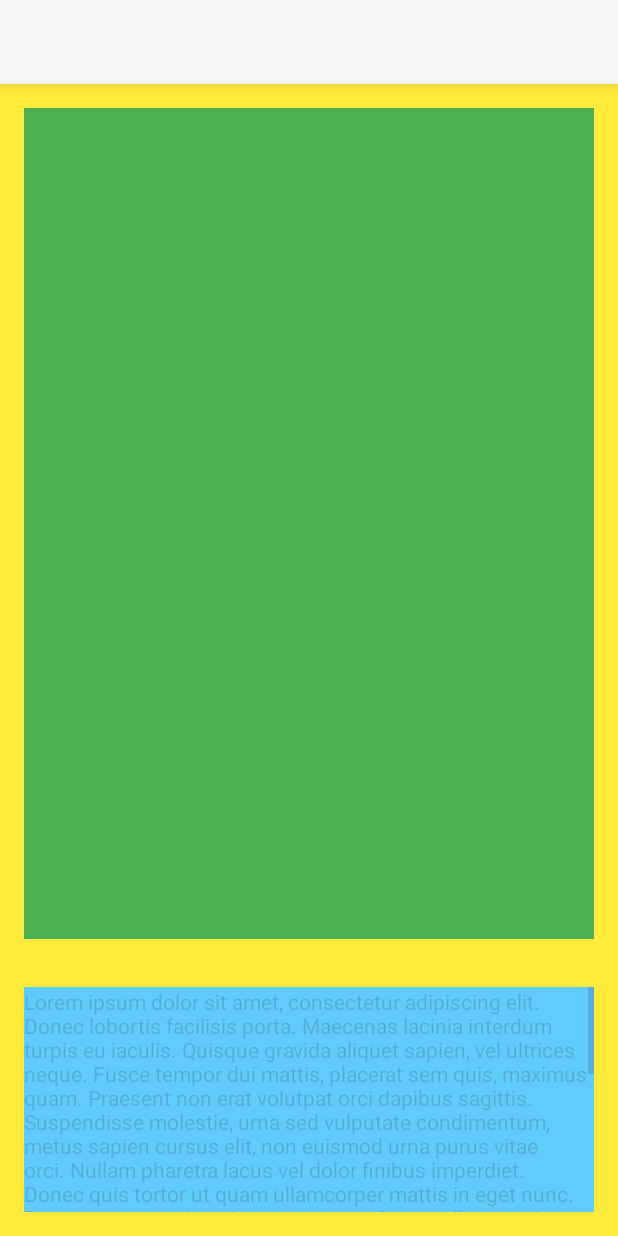
After one commit to s19282/PRM, an Android app: the ShowPictureActivity screen opened directly, with no data from a screen before it, on a phone screen of 412 x 824 dp. The commit adds this screen. Run offline under Robolectric (Android 15) with nearby library versions, the phone set to English and light mode, and no system bars.

Commit message:
showed single image

```diff
--- a/TravelerApp/app/src/main/AndroidManifest.xml
+++ b/TravelerApp/app/src/main/AndroidManifest.xml
@@ -13,7 +13,7 @@
         android:roundIcon="@mipmap/ic_launcher_round"
         android:supportsRtl="true"
         android:theme="@style/Theme.TravelerApp">
-        <activity android:name=".ShowPicture"></activity>
+        <activity android:name=".ShowPictureActivity"></activity>
         <activity android:name=".adapter.PictureItem" />
         <activity android:name=".DescriptionActivity" />
         <activity android:name=".CameraActivity" />
--- /dev/null
+++ b/TravelerApp/app/src/main/java/pl/edu/pja/travelerapp/ShowPictureActivity.kt
@@ -0,0 +1,32 @@
+package pl.edu.pja.travelerapp
+
+import android.graphics.ImageDecoder
+import androidx.appcompat.app.AppCompatActivity
+import android.os.Bundle
+import androidx.core.net.toUri
+import pl.edu.pja.travelerapp.databinding.ActivityShowPictureBinding
+import kotlin.concurrent.thread
+
+class ShowPictureActivity : AppCompatActivity() {
+    private val binding by lazy {ActivityShowPictureBinding.inflate(layoutInflater) }
+
+    override fun onCreate(savedInstanceState: Bundle?) {
+        super.onCreate(savedInstanceState)
+        setContentView(binding.root)
+
+        if(intent.hasExtra("id"))   fillWithData(intent.extras?.get("id") as Long)
+    }
+
+    private fun fillWithData(i: Long) {
+        thread {
+            Shared.db?.note?.getById(i).let {
+                this.runOnUiThread{
+                    if (it != null) {
+                        binding.imageView2.setImageBitmap(ImageDecoder.decodeBitmap(ImageDecoder.createSource(this.contentResolver, it.imageName.toUri())))
+                        binding.textView2.text = it.note
+                    }
+                }
+            }
+        }
+    }
+}
--- a/TravelerApp/app/src/main/res/layout/activity_show_picture.xml
+++ b/TravelerApp/app/src/main/res/layout/activity_show_picture.xml
@@ -4,6 +4,43 @@
     xmlns:tools="http://schemas.android.com/tools"
     android:layout_width="match_parent"
     android:layout_height="match_parent"
-    tools:context=".ShowPicture">
+    android:background="#FFEB3B"
+    tools:context=".ShowPictureActivity">
+
+    <ImageView
+        android:id="@+id/imageView2"
+        android:layout_width="0dp"
+        android:layout_height="0dp"
+        android:layout_marginStart="16dp"
+        android:layout_marginTop="16dp"
+        android:layout_marginEnd="16dp"
+        android:layout_marginBottom="16dp"
+        android:background="#4CAF50"
+        app:layout_constraintBottom_toTopOf="@+id/textView2"
+        app:layout_constraintEnd_toEndOf="parent"
+        app:layout_constraintStart_toStartOf="parent"
+        app:layout_constraintTop_toTopOf="parent"
+        tools:srcCompat="@tools:sample/avatars" />
+
+    <TextView
+        android:id="@+id/textView2"
+        android:layout_width="0dp"
+        android:layout_height="150dp"
+        android:layout_marginStart="16dp"
+        android:layout_marginTop="16dp"
+        android:layout_marginEnd="16dp"
+        android:layout_marginBottom="16dp"
+        android:background="#61CBFB"
+        android:editable="false"
+        android:enabled="false"
+        android:inputType="textMultiLine"
+        android:scrollIndicators="right"
+        android:scrollbars="vertical"
+        android:text="Lorem ipsum dolor sit amet, consectetur adipiscing elit. Donec lobortis facilisis porta. Maecenas lacinia interdum turpis eu iaculis. Quisque gravida aliquet sapien, vel ultrices neque. Fusce tempor dui mattis, placerat sem quis, maximus quam. Praesent non erat volutpat orci dapibus sagittis. Suspendisse molestie, urna sed vulputate condimentum, metus sapien cursus elit, non euismod urna purus vitae orci. Nullam pharetra lacus vel dolor finibus imperdiet. Donec quis tortor ut quam ullamcorper mattis in eget nunc. Praesent venenatis quis quam in interdum. Nullam turpis lectus, sodales id pharetra a, faucibus non mi. Vestibulum sollicitudin velit interdum lorem consectetur ultricies. Cras quis cursus elit. Fusce mi nisi, dignissim accumsan lorem ac, tempor fermentum ipsum. Class aptent taciti sociosqu ad litora torquent per conubia nostra, per inceptos himenaeos. Duis a nisl hendrerit lacus aliquam congue a ac dolor. Praesent et magna sed eros pharetra viverra eget vitae velit. Maecenas nec nunc a est sollicitudin congue. Nam vitae venenatis arcu, sed tempor arcu. Interdum et malesuada fames ac ante ipsum primis in faucibus. Etiam ut lectus dapibus, ultricies turpis vitae, volutpat orci. Etiam dapibus, arcu id vestibulum interdum, lorem dolor pharetra ipsum, porttitor tempus purus nisi ut metus. Nunc egestas tortor euismod nisi suscipit scelerisque. "
+        app:layout_constraintBottom_toBottomOf="parent"
+        app:layout_constraintEnd_toEndOf="parent"
+        app:layout_constraintHorizontal_bias="1.0"
+        app:layout_constraintStart_toStartOf="parent"
+        app:layout_constraintTop_toBottomOf="@+id/imageView2" />
 
 </androidx.constraintlayout.widget.ConstraintLayout>
```
Also changed, not shown: TravelerApp/app/src/main/java/pl/edu/pja/travelerapp/MainActivity.kt (+7 -6 lines), TravelerApp/app/src/main/java/pl/edu/pja/travelerapp/ShowPicture.kt (deleted, +0 -11 lines), TravelerApp/app/src/main/java/pl/edu/pja/travelerapp/adapter/PictureAdapter.kt (+4 -4 lines).
